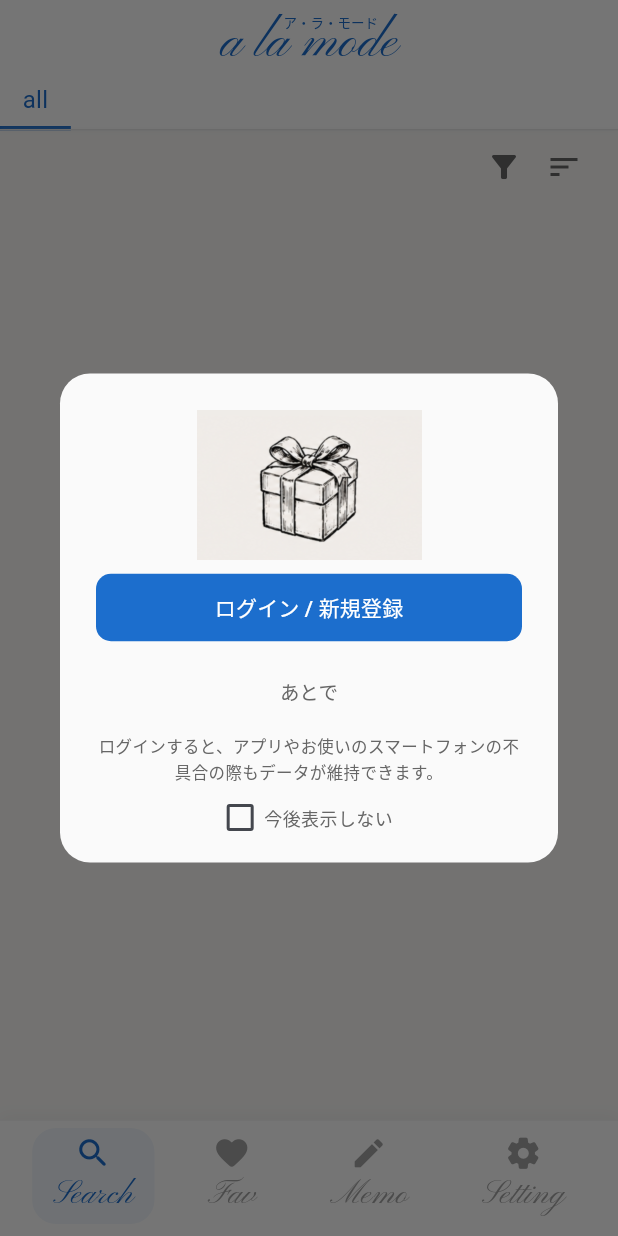
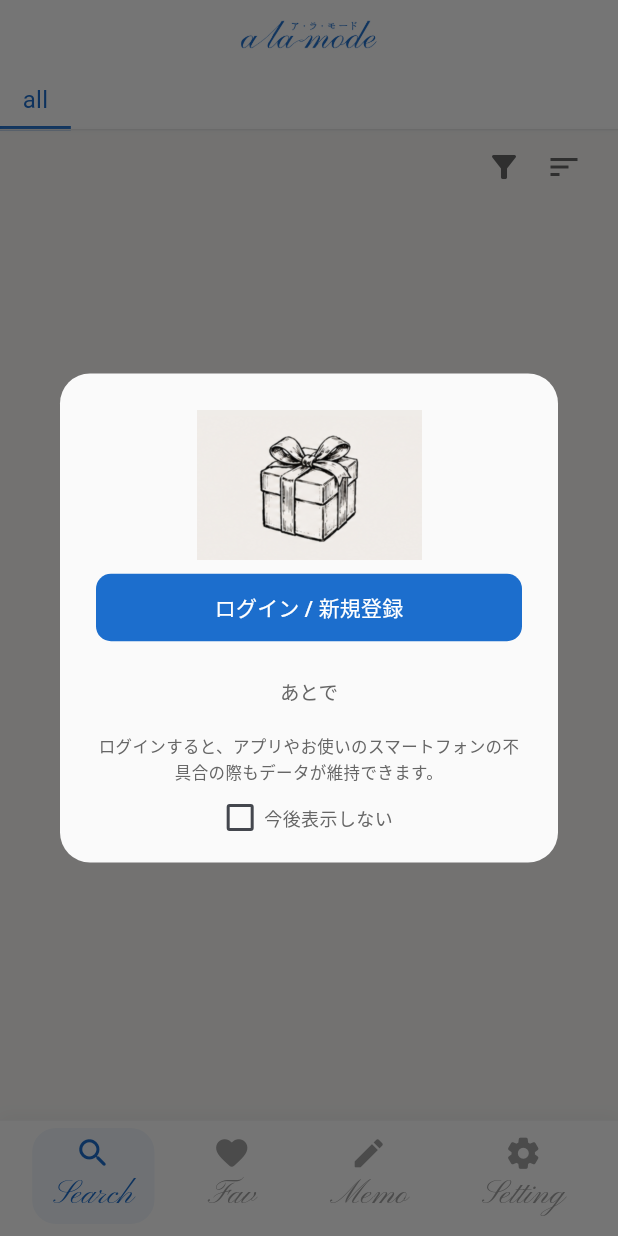
Before and after one commit to erablea/alamode_app, a Flutter app: the screen it shows after launch, on a phone screen of 412 x 824 dp. Run offline on Flutter 3.47's test engine with Material 3 defaults, Android fonts, the phone set to English and light mode, and no system bars; our stand-ins replace cached_network_image, image_picker, shared_preferences, supabase_flutter, syncfusion_flutter_datepicker; accounts and stored records are empty; Roboto replaces fonts that are missing (ZenMaruGothic); project files that could hold a hidden picture were left out.

Commit message:
ヘッダーをテーマカラーごとのロゴ画像に置き換え
これまでPinyonScriptの文字ロゴをテーマ色で着色していたが、
assets/images/logo/にテーマごとのロゴ画像（blue/pink/gold/green）が
追加されたため、テキストを完全に画像に置き換えた。themeNotifierの
現在のテーマキーに応じてassets/images/logo/$key.pngを表示する。
pubspec.yamlにlogo/サブディレクトリのasset宣言を追加（Flutterの
アセット宣言はサブディレクトリを自動では含まないため）。

```diff
--- a/lib/widgets/header.dart
+++ b/lib/widgets/header.dart
@@ -1,4 +1,5 @@
 import 'package:flutter/material.dart';
+import 'package:alamode_app/main.dart';
 
 class Header extends StatelessWidget implements PreferredSizeWidget {
   const Header({super.key});
@@ -8,42 +9,19 @@ class Header extends StatelessWidget implements PreferredSizeWidget {
 
   @override
   Widget build(BuildContext context) {
-    final color = Theme.of(context).primaryColor;
     return AppBar(
       backgroundColor: Colors.white,
       elevation: 0,
       toolbarHeight: 52,
-      title: Padding(
-        padding: const EdgeInsets.only(top: 4),
-        child: Stack(
-          alignment: Alignment.topCenter,
-          clipBehavior: Clip.none,
-          children: [
-          Padding(
-            padding: const EdgeInsets.only(top: 7),
-            child: Text(
-              'a la mode',
-              style: TextStyle(
-                fontFamily: 'PinyonScript',
-                fontSize: 35,
-                color: color,
-                height: 0.9,
-              ),
-            ),
-          ),
-          Padding(
-            padding: const EdgeInsets.only(left: 29),
-            child: Text(
-              'ア・ラ・モード',
-              style: TextStyle(
-                fontFamily: 'ZenMaruGothic',
-                fontSize: 9,
-                color: color,
-              ),
-            ),
-          ),
-          ],
-        ),
+      title: ValueListenableBuilder<int>(
+        valueListenable: themeNotifier,
+        builder: (context, themeIndex, _) {
+          final key = appThemes[themeIndex]['key'] as String;
+          return Image.asset(
+            'assets/images/logo/$key.png',
+            height: 36,
+          );
+        },
       ),
       centerTitle: true,
     );
--- a/pubspec.yaml
+++ b/pubspec.yaml
@@ -56,6 +56,7 @@ flutter:
   uses-material-design: true
   assets:
     - assets/images/
+    - assets/images/logo/
   fonts:
     - family: MaterialIcons
       fonts:
```
